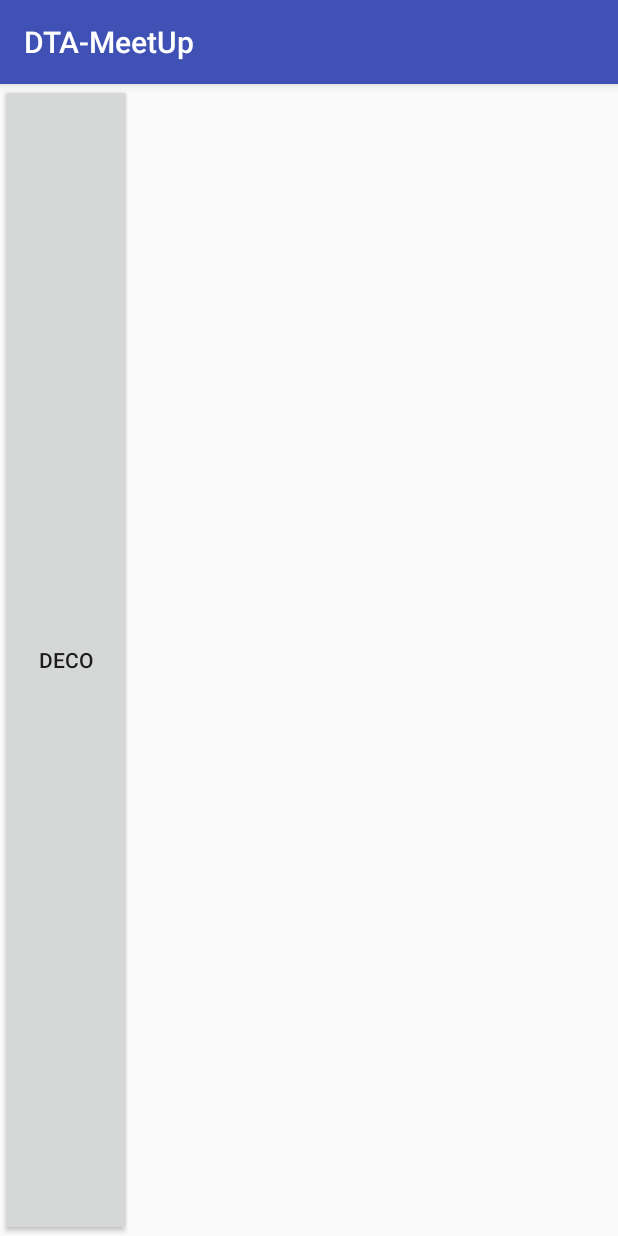
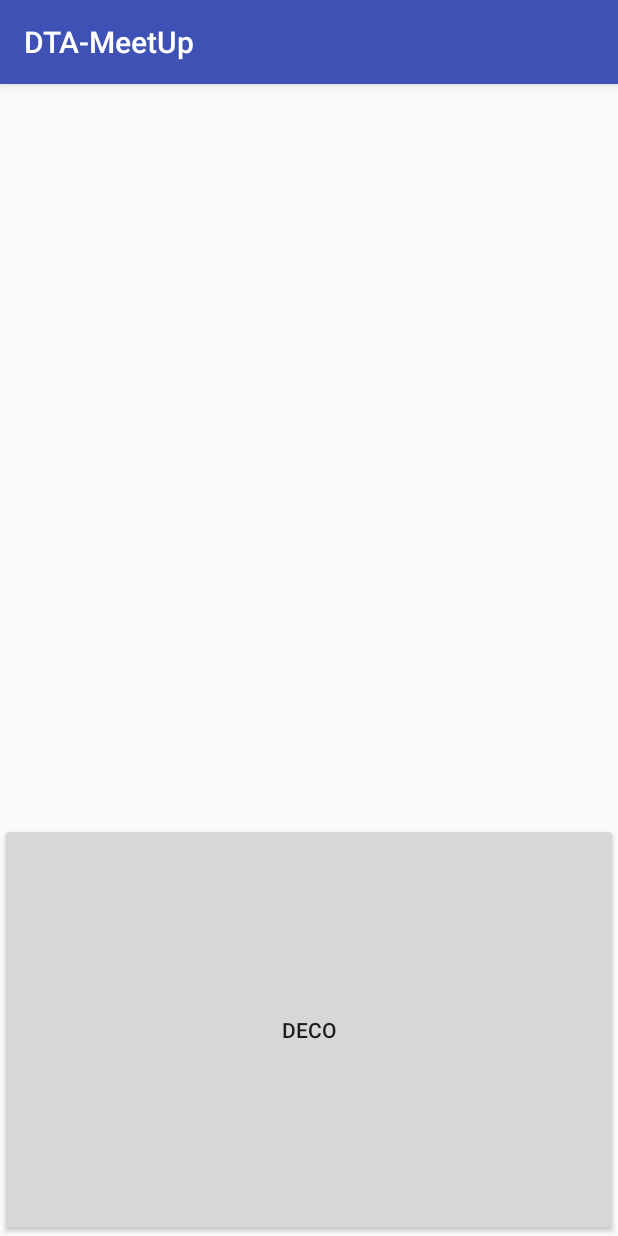
Before and after one commit to DTAMeetUp/App-DTAMeetUp, an Android app: the screen it shows after launch once a user with an empty profile is signed in (MainActivity), on a phone screen of 412 x 824 dp. Run offline under Robolectric (Android 15) with nearby library versions, the phone set to English and light mode, and no system bars; our stand-ins replace Firebase (no records; nobody signed in at launch, a user with empty details on screens opened directly); libraries missing offline, so code that uses them is left out: com.facebook, com.facebook.appevents, com.facebook.login; 6 statements that could not run were skipped.

Commit message:
Cleaning the code

```diff
--- a/app/src/main/java/fr/dta/formtion/dta_meetup/LoginActivity.java
+++ b/app/src/main/java/fr/dta/formtion/dta_meetup/LoginActivity.java
@@ -15,13 +15,10 @@ import com.facebook.AccessToken;
 import com.facebook.CallbackManager;
 import com.facebook.FacebookCallback;
 import com.facebook.FacebookException;
-import com.facebook.login.Login;
-import com.facebook.login.LoginManager;
 import com.facebook.login.LoginResult;
 import com.facebook.login.widget.LoginButton;
 import com.google.android.gms.auth.api.Auth;
 import com.google.android.gms.auth.api.signin.GoogleSignInAccount;
-import com.google.android.gms.auth.api.signin.GoogleSignInApi;
 import com.google.android.gms.auth.api.signin.GoogleSignInOptions;
 import com.google.android.gms.auth.api.signin.GoogleSignInResult;
 import com.google.android.gms.common.ConnectionResult;
@@ -52,11 +49,6 @@ public class LoginActivity extends AppCompatActivity implements
     @VisibleForTesting
     public ProgressDialog mProgressDialog;
 
-    private TextView mStatusTextView;
-    private TextView mDetailTextView;
-
-
-
     @Override
     protected void onCreate(Bundle savedInstanceState) {
         super.onCreate(savedInstanceState);
@@ -64,14 +56,11 @@ public class LoginActivity extends AppCompatActivity implements
         //Get firebase instance
         mAuth = FirebaseAuth.getInstance();
 
-
-        // Views
-        mStatusTextView = findViewById(R.id.status);
-        mDetailTextView = findViewById(R.id.details);
-
         //Google button
-        SignInButton signInButton = (SignInButton) findViewById(R.id.sign_in_button);
+        SignInButton signInButton = findViewById(R.id.sign_in_button);
         signInButton.setSize(SignInButton.SIZE_STANDARD);
+        TextView textView = (TextView) signInButton.getChildAt(0);
+        textView.setText("Se connecter");
         //Google button Listener
         findViewById(R.id.sign_in_button).setOnClickListener(this);
 
@@ -106,25 +95,6 @@ public class LoginActivity extends AppCompatActivity implements
         AppEventsLogger.activateApp(this);
 
         callbackManager = CallbackManager.Factory.create();
-
-        LoginManager.getInstance().registerCallback(callbackManager,
-                new FacebookCallback<LoginResult>() {
-                    @Override
-                    public void onSuccess(LoginResult loginResult) {
-                        // App code
-                    }
-
-                    @Override
-                    public void onCancel() {
-                        // App code
-                    }
-
-                    @Override
-                    public void onError(FacebookException exception) {
-                        // App code
-                    }
-                });
-
         LoginButton loginButton = findViewById(R.id.facebook_login_button);
         loginButton.setReadPermissions("email", "public_profile");
         loginButton.registerCallback(callbackManager, new FacebookCallback<LoginResult>() {
@@ -137,13 +107,11 @@ public class LoginActivity extends AppCompatActivity implements
             @Override
             public void onCancel() {
                 Log.d(TAG, "facebook:onCancel");
-                // ...
             }
 
             @Override
             public void onError(FacebookException error) {
                 Log.d(TAG, "facebook:onError", error);
-                // ...
             }
         });
     }
@@ -152,15 +120,13 @@ public class LoginActivity extends AppCompatActivity implements
     public void onClick(View v) {
         int i = v.getId();
         if (i == R.id.sign_in_button) {
-            signIn();
+            googleSignIn();
         }
     }
-    // [START signin]
-    private void signIn() {
+    private void googleSignIn() {
         Intent signInIntent = Auth.GoogleSignInApi.getSignInIntent(mGoogleApiClient);
         startActivityForResult(signInIntent, RC_SIGN_IN);
     }
-    // [END signin]
 
     @Override
     public void onActivityResult(int requestCode, int resultCode, Intent data) {
@@ -168,7 +134,6 @@ public class LoginActivity extends AppCompatActivity implements
 
         // Facebook
         callbackManager.onActivityResult(requestCode, resultCode, data);
-
 
         //Google
         // Result returned from launching the Intent from GoogleSignInApi.getSignInIntent(...);
@@ -179,17 +144,14 @@ public class LoginActivity extends AppCompatActivity implements
                 GoogleSignInAccount account = result.getSignInAccount();
                 firebaseAuthWithGoogle(account);
             } else {
+                Toast.makeText(this, "un problème est survenu", Toast.LENGTH_LONG).show();
                 // Google Sign In failed, update UI appropriately
-                // [START_EXCLUDE]
-                updateUI(null);
-                // [END_EXCLUDE]
             }
         }
     }
 
     private void handleFacebookAccessToken(AccessToken token) {
         Log.d(TAG, "handleFacebookAccessToken:" + token);
-
         AuthCredential credential = FacebookAuthProvider.getCredential(token.getToken());
         mAuth.signInWithCredential(credential)
                 .addOnCompleteListener(this, new OnCompleteListener<AuthResult>() {
@@ -199,13 +161,13 @@ public class LoginActivity extends AppCompatActivity implements
                             // Sign in success, update UI with the signed-in user's information
                             Log.d(TAG, "signInWithCredential:success");
                             FirebaseUser user = mAuth.getCurrentUser();
-                            updateUI(user);
+                            Intent goToEventList  = new Intent(LoginActivity.this, MainActivity.class);
+                            startActivity(goToEventList);
                         } else {
                             // If sign in fails, display a message to the user.
                             Log.w(TAG, "signInWithCredential:failure", task.getException());
                             Toast.makeText(LoginActivity.this, "Authentication failed.",
                                     Toast.LENGTH_SHORT).show();
-                            updateUI(null);
                         }
                     }
                 });
@@ -214,10 +176,7 @@ public class LoginActivity extends AppCompatActivity implements
     // [START auth_with_google]
     private void firebaseAuthWithGoogle(GoogleSignInAccount acct) {
         Log.d(TAG, "firebaseAuthWithGoogle:" + acct.getId());
-        // [START_EXCLUDE silent]
         showProgressDialog();
-        // [END_EXCLUDE]
-
         AuthCredential credential = GoogleAuthProvider.getCredential(acct.getIdToken(), null);
         mAuth.signInWithCredential(credential)
                 .addOnCompleteListener(this, new OnCompleteListener<AuthResult>() {
@@ -235,11 +194,8 @@ public class LoginActivity extends AppCompatActivity implements
                             Log.w(TAG, "signInWithCredential:failure", task.getException());
                             Toast.makeText(LoginActivity.this, "Authentication failed.",
                                     Toast.LENGTH_SHORT).show();
-                            updateUI(null);
                         }
-                        // [START_EXCLUDE]
                         hideProgressDialog();
-                        // [END_EXCLUDE]
                     }
                 });
     }
@@ -247,17 +203,6 @@ public class LoginActivity extends AppCompatActivity implements
 
 
 
-    private void updateUI(FirebaseUser user) {
-        hideProgressDialog();
-        if (user != null) {
-            mStatusTextView.setText(getString(R.string.google_status_fmt, user.getEmail()));
-            mDetailTextView.setText(getString(R.string.firebase_status_fmt, user.getUid()));
-            findViewById(R.id.sign_in_button).setVisibility(View.GONE);
-        } else {
-            mDetailTextView.setText(null);
-            findViewById(R.id.sign_in_button).setVisibility(View.VISIBLE);
-        }
-    }
 
     @Override
     public void onConnectionFailed(@NonNull ConnectionResult connectionResult) {
@@ -267,21 +212,15 @@ public class LoginActivity extends AppCompatActivity implements
         Toast.makeText(this, "Google Play Services error.", Toast.LENGTH_SHORT).show();
     }
 
-
     @Override
     public void onStart() {
         super.onStart();
         // Check if user is signed in (non-null) and update UI accordingly.
         FirebaseUser currentUser = mAuth.getCurrentUser();
-        updateUI(currentUser);
         if(currentUser!=null){
-
-
             Log.d("On start","le user est " + currentUser.getEmail());
-
-                Intent goToEventList  = new Intent(this, MainActivity.class);
-                startActivity(goToEventList);
-
+            Intent goToEventList  = new Intent(this, MainActivity.class);
+            startActivity(goToEventList);
         }
 
     }
@@ -293,8 +232,6 @@ public class LoginActivity extends AppCompatActivity implements
         }
         hideProgressDialog();
     }
-
-
 
     // Chargement
     public void showProgressDialog() {
--- a/app/src/main/java/fr/dta/formtion/dta_meetup/MainActivity.java
+++ b/app/src/main/java/fr/dta/formtion/dta_meetup/MainActivity.java
@@ -8,23 +8,21 @@ import android.os.Bundle;
 import android.util.Log;
 import android.view.View;
 import android.widget.Button;
+import android.widget.TextView;
 
 import com.facebook.FacebookSdk;
 import com.facebook.login.LoginManager;
-import com.google.android.gms.auth.api.Auth;
-import com.google.android.gms.auth.api.signin.GoogleSignInOptions;
 import com.google.android.gms.common.api.GoogleApiClient;
-import com.google.android.gms.common.api.ResultCallback;
-import com.google.android.gms.common.api.Status;
 import com.google.firebase.auth.FirebaseAuth;
 import com.google.firebase.auth.FirebaseUser;
 
 public class MainActivity extends AppCompatActivity {
 
-    Button disconnectButton;
+    private Button disconnectButton;
     private FirebaseAuth mAuth;
-    private GoogleApiClient mGoogleApiClient;
-    public Context mContext;
+    private TextView userName;
+    private TextView userMail;
+    private FirebaseUser currentUser;
 
     @Override
     protected void onCreate(Bundle savedInstanceState) {
@@ -32,8 +30,23 @@ public class MainActivity extends AppCompatActivity {
         setContentView(R.layout.activity_main);
         //Get firebase instance
         mAuth = FirebaseAuth.getInstance();
+        currentUser = mAuth.getCurrentUser();
 
-        disconnectButton = (Button) findViewById(R.id.disconnectButton);
+        userName = findViewById(R.id.nomTextView);
+        userMail = findViewById(R.id.mailTextView);
+
+        if (FirebaseAuth.getInstance().getCurrentUser() == null) {
+            Intent intent = new Intent(MainActivity.this, LoginActivity.class);
+            startActivity(intent);
+        }
+        else{
+            userMail.setText(currentUser.getEmail());
+            userName.setText(currentUser.getDisplayName());
+        }
+
+
+
+        disconnectButton = findViewById(R.id.disconnectButton);
         disconnectButton.setOnClickListener(new View.OnClickListener() {
             @Override
             public void onClick(View view) {
@@ -51,15 +64,11 @@ public class MainActivity extends AppCompatActivity {
             });
 
 
-
-
-
     }
     @Override
     public void onStart() {
         super.onStart();
         // Check if user is signed in (non-null) and update UI accordingly.
-        FirebaseUser currentUser = mAuth.getCurrentUser();
         Log.d("On start","le user est " + currentUser.getDisplayName());
     }
 }
--- a/app/src/main/res/layout/activity_main.xml
+++ b/app/src/main/res/layout/activity_main.xml
@@ -4,13 +4,39 @@
     android:layout_width="match_parent"
     android:layout_height="match_parent"
     android:orientation="vertical"
-    tools:context="fr.dta.formtion.dta_meetup.MainActivity">
+    tools:context="fr.dta.formtion.dta_meetup.MainActivity"
+    android:weightSum="3">
 
+
+    <LinearLayout
+        android:layout_width="match_parent"
+        android:layout_height="wrap_content"
+        android:orientation="vertical"
+        android:layout_weight="2">
+
+        <TextView
+            android:id="@+id/nomTextView"
+            android:layout_width="match_parent"
+            android:layout_height="wrap_content"
+            android:layout_gravity="center"
+            android:layout_weight="1"
+            android:gravity="center"
+            android:text="" />
+
+        <TextView
+            android:id="@+id/mailTextView"
+            android:layout_width="match_parent"
+            android:layout_height="wrap_content"
+            android:layout_gravity="center"
+            android:layout_weight="1"
+            android:gravity="center"
+            android:text="" />
+    </LinearLayout>
 
     <Button
         android:id="@+id/disconnectButton"
-        android:layout_width="wrap_content"
+        android:layout_width="match_parent"
         android:layout_height="wrap_content"
-        android:layout_weight="1"
-        android:text="@string/deco" />
+        android:text="@string/deco"
+        android:layout_weight="1"/>
 </LinearLayout>
--- a/app/src/main/res/values/strings.xml
+++ b/app/src/main/res/values/strings.xml
@@ -5,6 +5,8 @@
     <!-- Facebook Login -->
     <string name="facebook_app_id">1313522182110787</string>
     <string name="fb_login_protocol_scheme">fb1313522182110787</string>
+
+    <string name="buttonConnexion">Se connecter</string>
 
 
     <string name="google_status_fmt">Google User: %s</string>
```
Also changed, not shown: app/src/main/res/layout/activity_login.xml (+4 -26 lines).
